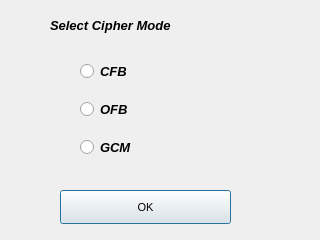
Old version of the form QtGUI/selectCipher.ui in the repository ChicoState/eggbeater.
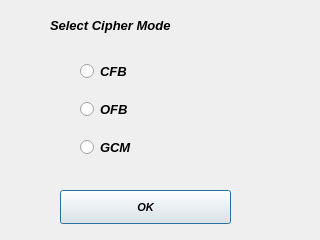
New version of the form.

Patch:
```diff
--- a/QtGUI/selectCipher.ui
+++ b/QtGUI/selectCipher.ui
@@ -33,9 +33,9 @@
    <property name="font">
     <font>
      <pointsize>8</pointsize>
-     <weight>50</weight>
-     <italic>false</italic>
-     <bold>false</bold>
+     <weight>75</weight>
+     <italic>true</italic>
+     <bold>true</bold>
     </font>
    </property>
    <property name="text">
@@ -55,7 +55,7 @@
     <string>Select Cipher Mode</string>
    </property>
   </widget>
-  <widget class="QWidget" name="">
+  <widget class="QWidget" name="layoutWidget">
    <property name="geometry">
     <rect>
      <x>80</x>
```
